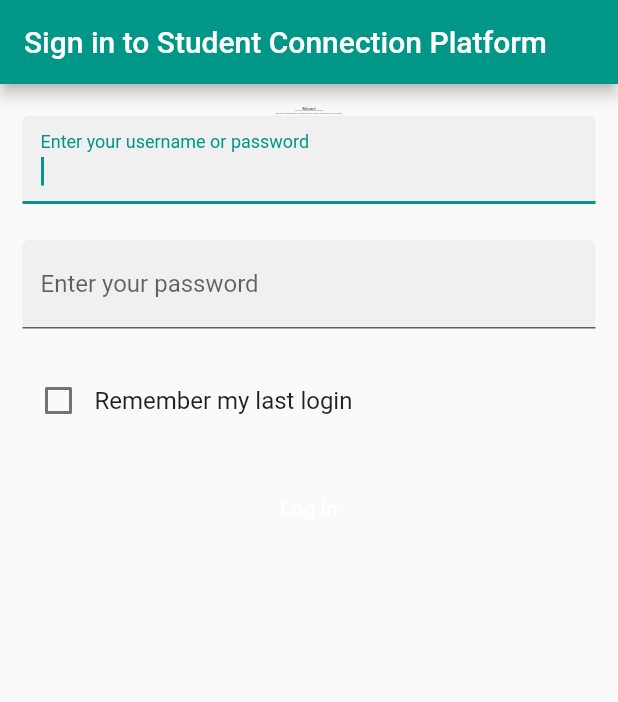
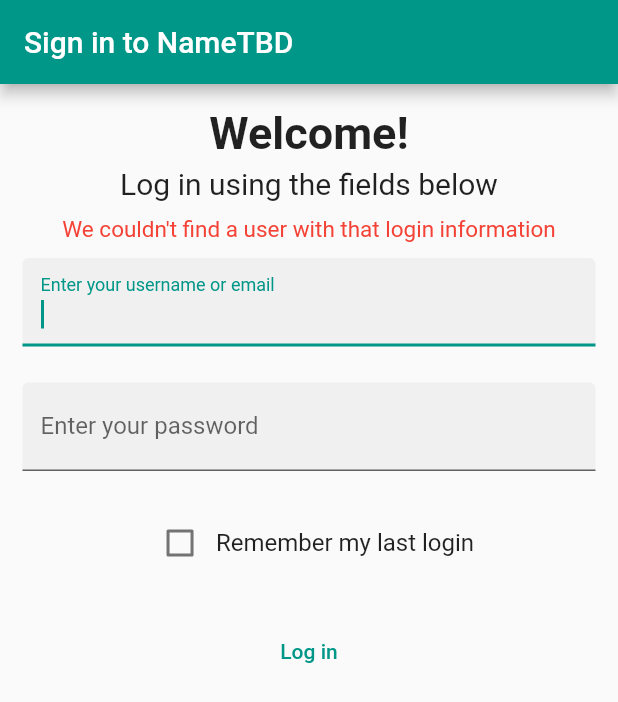
Before and after one commit to ElijahMSmith/StudentConnectionPlatformFrontEnd, a Flutter app: the screen it shows after launch, after a tap on "Log in", on a phone screen of 412 x 824 dp. Shown: the top 702 px of the screen. Run offline on Flutter 3.47's test engine with Material 2 defaults, Android fonts, the phone set to English and light mode, and no system bars.

Commit message:
Signin page almost finished

```diff
--- a/student_connection_platform_frontend/lib/main.dart
+++ b/student_connection_platform_frontend/lib/main.dart
@@ -3,7 +3,7 @@ import 'pages/signin.dart';
 import 'pages/signup.dart';
 import 'pages/content_frame.dart';
 
-final String appName = "Student Connection Platform";
+final String appName = "NameTBD";
 
 void main() {
   runApp(AppHome());
--- a/student_connection_platform_frontend/lib/pages/signin.dart
+++ b/student_connection_platform_frontend/lib/pages/signin.dart
@@ -26,6 +26,7 @@ class _SigninFormState extends State<SigninForm> {
   String _usernameOrEmail;
   String _password;
   bool _storeLoginInfo = false; // TODO: Get/set in local storage
+  bool _validationFailed = false;
 
   @override
   Widget build(BuildContext context) {
@@ -42,18 +43,33 @@ class _SigninFormState extends State<SigninForm> {
                 Text('Welcome!',
                     textAlign: TextAlign.center,
                     style:
-                        TextStyle(fontWeight: FontWeight.bold, fontSize: 2.0)),
+                        TextStyle(fontWeight: FontWeight.bold, fontSize: 30)),
+
+                SizedBox(
+                  height: 5,
+                ),
 
                 // Welcome description
                 Text('Log in using the fields below',
                     textAlign: TextAlign.center,
-                    style: TextStyle(fontSize: 1.5)),
+                    style: TextStyle(fontSize: 20)),
 
-                // Validation error text: Hidden until login attempt fails
-                Text(
-                    'The login information provided didn\'t match anything in our system.',
+                SizedBox(
+                  height: 10,
+                ),
+
+                // Validation error text: Hidden until login attempt fail
+                Visibility(
+                  visible: _validationFailed,
+                  child: Text(
+                      'We couldn\'t find a user with that login information',
                       textAlign: TextAlign.center,
-                    style: TextStyle(fontSize: 1.5)),
+                      style: TextStyle(fontSize: 15, color: Colors.red)),
+                ),
+
+                // Adds extra padding below error message when it shows
+                Visibility(
+                    visible: _validationFailed, child: SizedBox(height: 10)),
 
                 // Username or email field - will validate against database
                 TextFormField(
@@ -62,7 +78,7 @@ class _SigninFormState extends State<SigninForm> {
                   //validator: (value) {return x},
                   decoration: InputDecoration(
                     filled: true,
-                    labelText: 'Enter your username or password',
+                    labelText: 'Enter your username or email',
                     //hintText: ''
                   ),
                   onChanged: (value) {
@@ -76,7 +92,7 @@ class _SigninFormState extends State<SigninForm> {
 
                 // Password field - will validate against database
                 TextFormField(
-                  validator: (value) {},
+                  //validator: (value) { return x; },
                   decoration: InputDecoration(
                     filled: true,
                     labelText: 'Enter your password',
@@ -92,12 +108,21 @@ class _SigninFormState extends State<SigninForm> {
                 ),
 
                 // Checkbox for retaining login information for next session
+                FormField(
+                  initialValue: _storeLoginInfo,
+                  builder: (FormFieldState formFieldState) {
+                    return Column(
+                      crossAxisAlignment: CrossAxisAlignment.start,
+                      children: [
                         Row(
                           children: [
                             Checkbox(
                               value: _storeLoginInfo,
                               onChanged: (value) {
+                                formFieldState.didChange(value);
+                                setState(() {
                                   _storeLoginInfo = value;
+                                });
                               },
                             ),
                             Text(
@@ -105,6 +130,11 @@ class _SigninFormState extends State<SigninForm> {
                               style: Theme.of(context).textTheme.subtitle1,
                             ),
                           ],
+                          mainAxisAlignment: MainAxisAlignment.center,
+                        )
+                      ],
+                    );
+                  },
                 ),
 
                 SizedBox(
@@ -112,12 +142,19 @@ class _SigninFormState extends State<SigninForm> {
                 ),
 
                 TextButton(
-                  style: TextButton.styleFrom(primary: Colors.white),
+                  //TODO: Style button so it's visible
+                  //style: TextButton.styleFrom(primary: Colors.white),
                   child: Text('Log in'),
                   onPressed: () {
                     // Checks the input fields are not empty
+
                     var valid = _formKey.currentState.validate();
                     if (!valid) return;
+
+                    setState(() {
+                      // For debugging visibility - Remove once we actually do validation
+                      _validationFailed = !_validationFailed;
+                    });
 
                     // TODO: Validate against database
                     // Show failure text and clear inputs if validation fails
```
Also changed, not shown: student_connection_platform_frontend/TODOS.txt (+22 -2 lines), 2 other files. Lines whose indentation alone changed are shown as unchanged.
